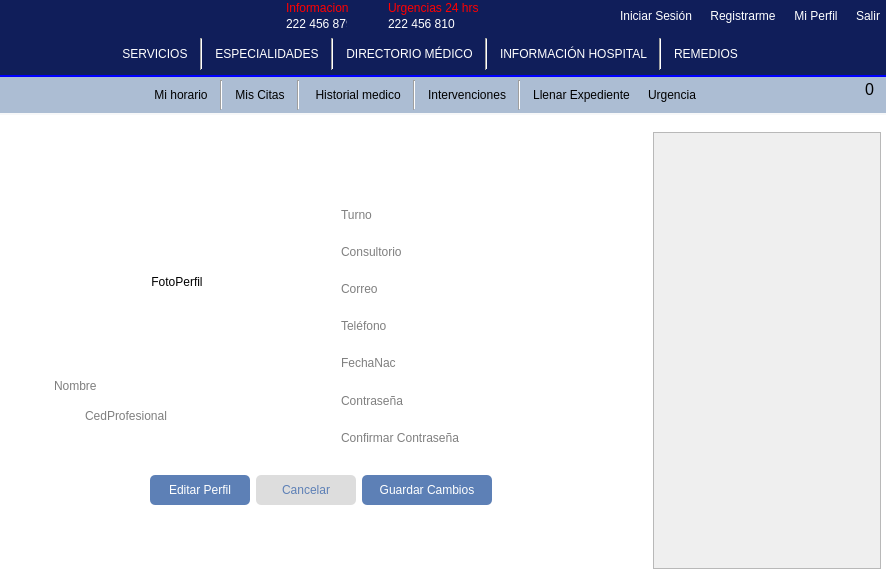
First picture: the form in mainwindow.ui, repository Laloses/Hospital, before the edit.
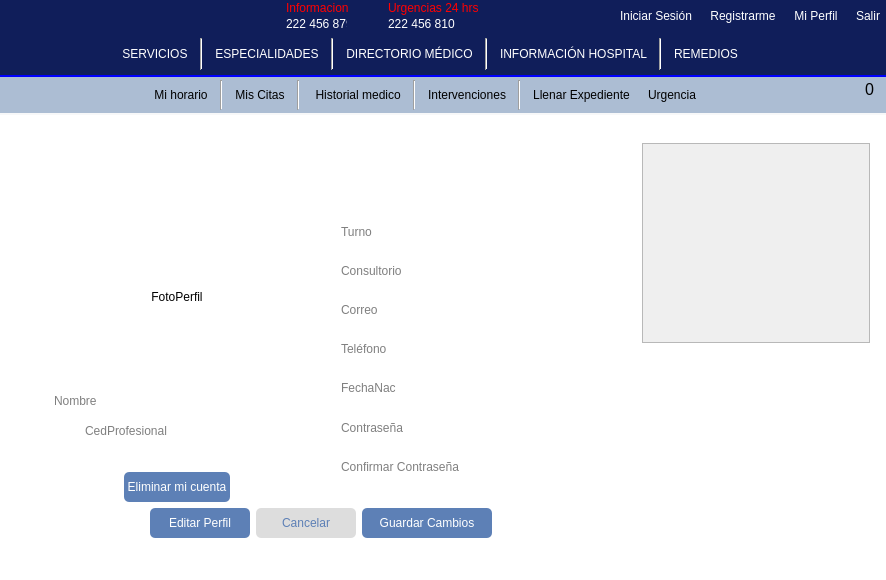
Second picture: the form after the edit. The open tabs and pages were chosen to show the change. Icons and pictures are not drawn.

Commit message: botones paciente y doctor

What changed in the file:
```diff
--- a/mainwindow.ui
+++ b/mainwindow.ui
@@ -3941,20 +3941,8 @@
            <number>4</number>
           </property>
           <widget class="QWidget" name="page_miPerfilDoc">
-           <layout class="QGridLayout" name="gridLayout_40">
-            <property name="leftMargin">
-             <number>0</number>
-            </property>
-            <property name="topMargin">
-             <number>0</number>
-            </property>
-            <property name="rightMargin">
-             <number>0</number>
-            </property>
-            <property name="bottomMargin">
-             <number>0</number>
-            </property>
-            <item row="0" column="1" colspan="2">
+           <layout class="QGridLayout" name="gridLayout_74">
+            <item row="0" column="1">
              <spacer name="verticalSpacer_19">
               <property name="orientation">
                <enum>Qt::Vertical</enum>
@@ -3967,7 +3955,7 @@
               </property>
              </spacer>
             </item>
-            <item row="0" column="4" rowspan="5">
+            <item row="0" column="4" rowspan="2">
              <widget class="QWidget" name="nofi_2" native="true">
               <property name="minimumSize">
                <size>
@@ -3986,8 +3974,8 @@
                    <rect>
                     <x>0</x>
                     <y>0</y>
-                    <width>98</width>
-                    <height>28</height>
+                    <width>230</width>
+                    <height>205</height>
                    </rect>
                   </property>
                   <layout class="QGridLayout" name="gridLayout_48">
@@ -4173,6 +4161,43 @@
                 </property>
                </spacer>
               </item>
+              <item>
+               <layout class="QHBoxLayout" name="horizontalLayout_121">
+                <item>
+                 <spacer name="horizontalSpacer_138">
+                  <property name="orientation">
+                   <enum>Qt::Horizontal</enum>
+                  </property>
+                  <property name="sizeHint" stdset="0">
+                   <size>
+                    <width>40</width>
+                    <height>20</height>
+                   </size>
+                  </property>
+                 </spacer>
+                </item>
+                <item>
+                 <widget class="QPushButton" name="pb_bajaDoctor">
+                  <property name="text">
+                   <string> Eliminar mi cuenta </string>
+                  </property>
+                 </widget>
+                </item>
+                <item>
+                 <spacer name="horizontalSpacer_139">
+                  <property name="orientation">
+                   <enum>Qt::Horizontal</enum>
+                  </property>
+                  <property name="sizeHint" stdset="0">
+                   <size>
+                    <width>40</width>
+                    <height>20</height>
+                   </size>
+                  </property>
+                 </spacer>
+                </item>
+               </layout>
+              </item>
              </layout>
             </item>
             <item row="1" column="2" rowspan="2">
@@ -4792,7 +4817,7 @@
               </item>
              </layout>
             </item>
-            <item row="4" column="1" colspan="2">
+            <item row="4" column="1">
              <spacer name="verticalSpacer_24">
               <property name="orientation">
                <enum>Qt::Vertical</enum>
```
Left out of the diff: 115 changed lines with no effect on the pictures. The commit also changes 2 other files.
